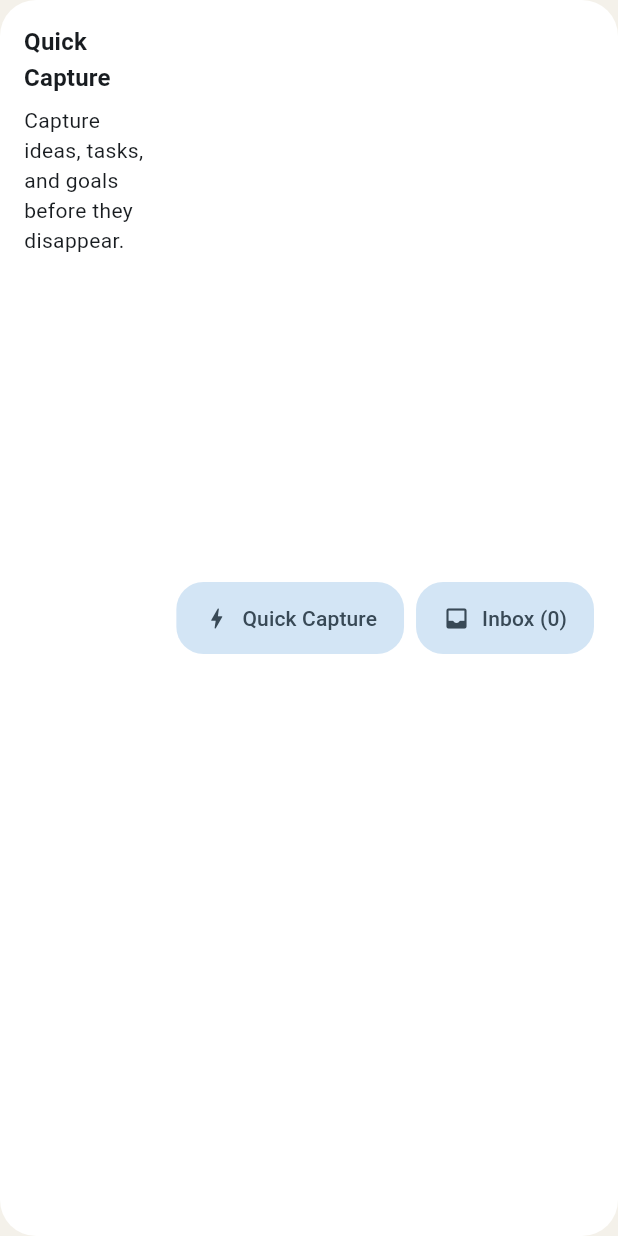
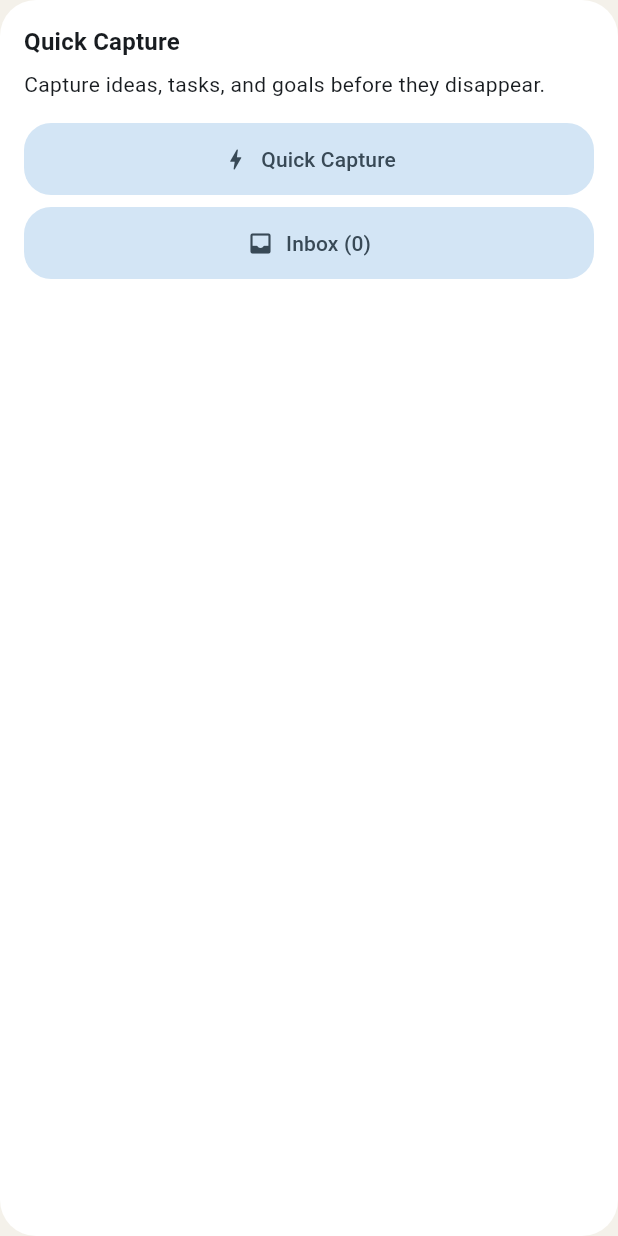
Before and after one commit to karansinghgurjar/Cognitive-Task-Planning-System, a Flutter app: the _QuickCaptureTodayCard widget shown alone on an empty page, opened directly, on a phone screen of 412 x 824 dp. Run offline on Flutter 3.47's test engine with Material 3 defaults, Android fonts, the phone set to English and light mode, and no system bars; our stand-ins replace connectivity_plus, fl_chart, flutter_local_notifications, flutter_riverpod, isar, package_info_plus and 2 more; missing offline and left inert: file_selector, workmanager; accounts and stored records are empty; generated files the repository leaves out were written again; statements that could not run were skipped.

Commit message:
Fix compact Android today layout

```diff
--- a/lib/features/schedule/presentation/today_screen.dart
+++ b/lib/features/schedule/presentation/today_screen.dart
@@ -75,7 +75,9 @@ class _TodayScreenState extends ConsumerState<TodayScreen>
     final dailyStatsAsync = ref.watch(dailyStatsProvider);
     final streakSummaryAsync = ref.watch(streakSummaryProvider);
     final routinesAsync = ref.watch(watchAllRoutinesProvider);
-    final routineOccurrencesAsync = ref.watch(watchAllRoutineOccurrencesProvider);
+    final routineOccurrencesAsync = ref.watch(
+      watchAllRoutineOccurrencesProvider,
+    );
 
     return Column(
       children: [
@@ -194,25 +196,24 @@ class _TodayScreenState extends ConsumerState<TodayScreen>
           ..sort((left, right) => left.start.compareTo(right.start));
 
     final groupedUpcomingSessions = _groupSessionsByDate(upcomingSessions);
-    final missedRoutineOccurrences = routineOccurrences
+    final missedRoutineOccurrences =
+        routineOccurrences
             .where(
               (occurrence) =>
-              occurrence.effectiveStatusAt(now) == RoutineOccurrenceStatus.missed,
+                  occurrence.effectiveStatusAt(now) ==
+                  RoutineOccurrenceStatus.missed,
             )
             .toList()
           ..sort(
-        (left, right) =>
-            right.scheduledEnd.compareTo(left.scheduledEnd),
-      );
-    final upcomingRoutineOccurrences = routineOccurrences
-        .where((occurrence) {
-          return occurrence.effectiveStatusAt(now) == RoutineOccurrenceStatus.pending &&
+            (left, right) => right.scheduledEnd.compareTo(left.scheduledEnd),
+          );
+    final upcomingRoutineOccurrences =
+        routineOccurrences.where((occurrence) {
+          return occurrence.effectiveStatusAt(now) ==
+                  RoutineOccurrenceStatus.pending &&
               occurrence.scheduledEnd.isAfter(now);
-        })
-        .toList()
-      ..sort(
-        (left, right) =>
-            left.scheduledStart.compareTo(right.scheduledStart),
+        }).toList()..sort(
+          (left, right) => left.scheduledStart.compareTo(right.scheduledStart),
         );
     final groupedRoutineOccurrences = _groupRoutineOccurrencesByDate(
       upcomingRoutineOccurrences,
@@ -318,11 +319,16 @@ class _TodayScreenState extends ConsumerState<TodayScreen>
             ).textTheme.titleLarge?.copyWith(fontWeight: FontWeight.w700),
           ),
           const SizedBox(height: 12),
-          for (var index = 0; index < missedRoutineOccurrences.length; index++) ...[
+          for (
+            var index = 0;
+            index < missedRoutineOccurrences.length;
+            index++
+          ) ...[
             _RoutineOccurrenceTile(
               occurrence: missedRoutineOccurrences[index],
               routineTitle:
-                  routineById[missedRoutineOccurrences[index].routineId]?.title ??
+                  routineById[missedRoutineOccurrences[index].routineId]
+                      ?.title ??
                   'Routine',
             ),
             if (index < missedRoutineOccurrences.length - 1)
@@ -345,7 +351,8 @@ class _TodayScreenState extends ConsumerState<TodayScreen>
               _RoutineOccurrenceTile(
                 occurrence: entry.value[index],
                 routineTitle:
-                    routineById[entry.value[index].routineId]?.title ?? 'Routine',
+                    routineById[entry.value[index].routineId]?.title ??
+                    'Routine',
               ),
               if (index < entry.value.length - 1) const SizedBox(height: 12),
             ],
@@ -639,9 +646,7 @@ class _TodayHeader extends ConsumerWidget {
         FilledButton.tonalIcon(
           onPressed: () {
             Navigator.of(context).push(
-              MaterialPageRoute<void>(
-                builder: (_) => const RoutinesScreen(),
-              ),
+              MaterialPageRoute<void>(builder: (_) => const RoutinesScreen()),
             );
           },
           icon: const Icon(Icons.repeat_rounded),
@@ -1307,10 +1312,12 @@ class _RoutineOccurrenceTile extends ConsumerWidget {
                     children: [
                       Text(
                         routineTitle,
-                        style: Theme.of(context).textTheme.titleMedium?.copyWith(
+                        style: Theme.of(context).textTheme.titleMedium
+                            ?.copyWith(
                               fontWeight: FontWeight.w700,
                               decoration:
-                                  effectiveStatus == RoutineOccurrenceStatus.completed
+                                  effectiveStatus ==
+                                      RoutineOccurrenceStatus.completed
                                   ? TextDecoration.lineThrough
                                   : null,
                             ),
@@ -1558,20 +1565,18 @@ class _QuickCaptureTodayCard extends ConsumerWidget {
   Widget build(BuildContext context, WidgetRef ref) {
     final inboxCount =
         ref.watch(unprocessedCaptureCountProvider).valueOrNull ?? 0;
+    final compact = MediaQuery.sizeOf(context).width < 720;
     return Card(
       child: Padding(
         padding: const EdgeInsets.all(16),
-        child: Row(
-          children: [
-            Expanded(
         child: Column(
           crossAxisAlignment: CrossAxisAlignment.start,
           children: [
             Text(
               'Quick Capture',
-                    style: Theme.of(context).textTheme.titleMedium?.copyWith(
-                      fontWeight: FontWeight.w700,
-                    ),
+              style: Theme.of(
+                context,
+              ).textTheme.titleMedium?.copyWith(fontWeight: FontWeight.w700),
             ),
             const SizedBox(height: 6),
             Text(
@@ -1579,16 +1584,17 @@ class _QuickCaptureTodayCard extends ConsumerWidget {
                   ? 'Capture ideas, tasks, and goals before they disappear.'
                   : '$inboxCount item${inboxCount == 1 ? '' : 's'} waiting in your inbox.',
             ),
-                ],
-              ),
-            ),
-            const SizedBox(width: 12),
+            const SizedBox(height: 16),
+            if (compact)
+              Column(
+                crossAxisAlignment: CrossAxisAlignment.stretch,
+                children: [
                   FilledButton.tonalIcon(
                     onPressed: () => QuickCaptureSheet.show(context),
                     icon: const Icon(Icons.bolt_rounded),
                     label: const Text('Quick Capture'),
                   ),
-            const SizedBox(width: 8),
+                  const SizedBox(height: 8),
                   FilledButton.tonalIcon(
                     onPressed: () {
                       Navigator.of(context).push(
@@ -1601,8 +1607,33 @@ class _QuickCaptureTodayCard extends ConsumerWidget {
                     label: Text('Inbox ($inboxCount)'),
                   ),
                 ],
-        ),
-      ),
-    );
-  }
-}
+              )
+            else
+              Wrap(
+                spacing: 8,
+                runSpacing: 8,
+                children: [
+                  FilledButton.tonalIcon(
+                    onPressed: () => QuickCaptureSheet.show(context),
+                    icon: const Icon(Icons.bolt_rounded),
+                    label: const Text('Quick Capture'),
+                  ),
+                  FilledButton.tonalIcon(
+                    onPressed: () {
+                      Navigator.of(context).push(
+                        MaterialPageRoute<void>(
+                          builder: (_) => const QuickCaptureInboxScreen(),
+                        ),
+                      );
+                    },
+                    icon: const Icon(Icons.inbox_rounded),
+                    label: Text('Inbox ($inboxCount)'),
+                  ),
+                ],
+              ),
+          ],
+        ),
+      ),
+    );
+  }
+}
```
Also changed, not shown: lib/app/home_shell.dart (+10 -0 lines), 1 other file. Lines whose indentation alone changed are shown as unchanged.
